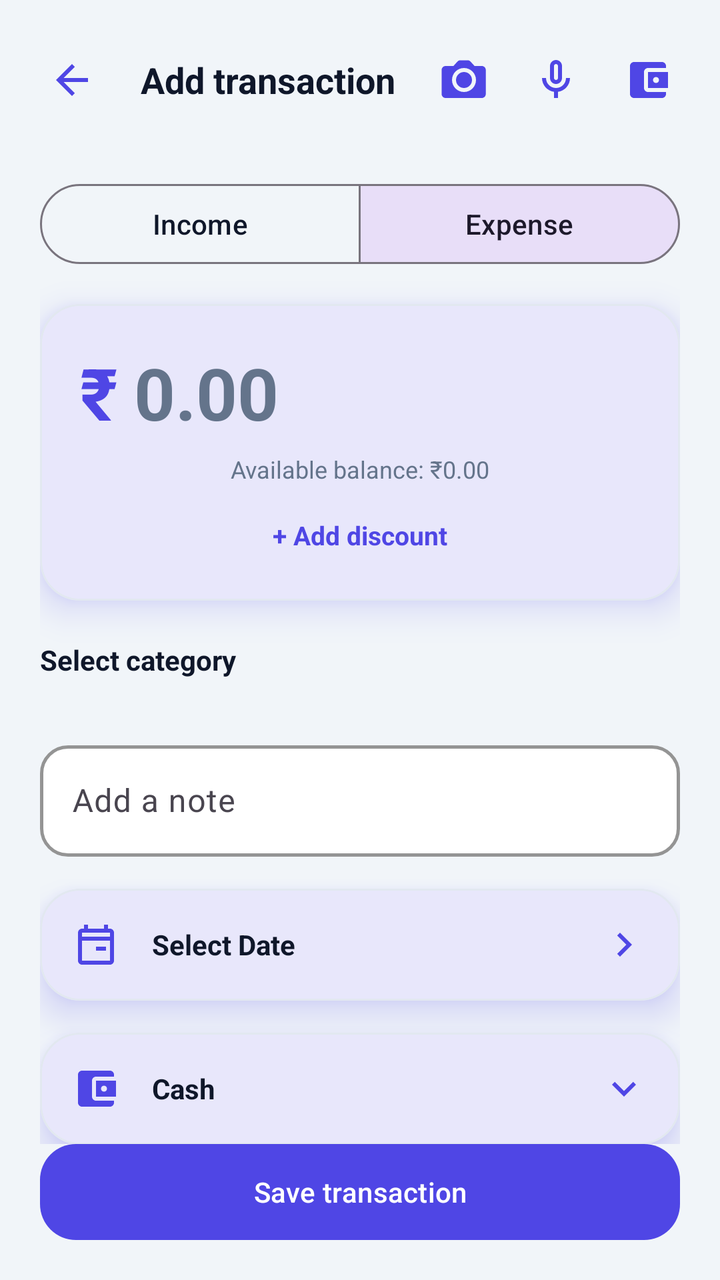
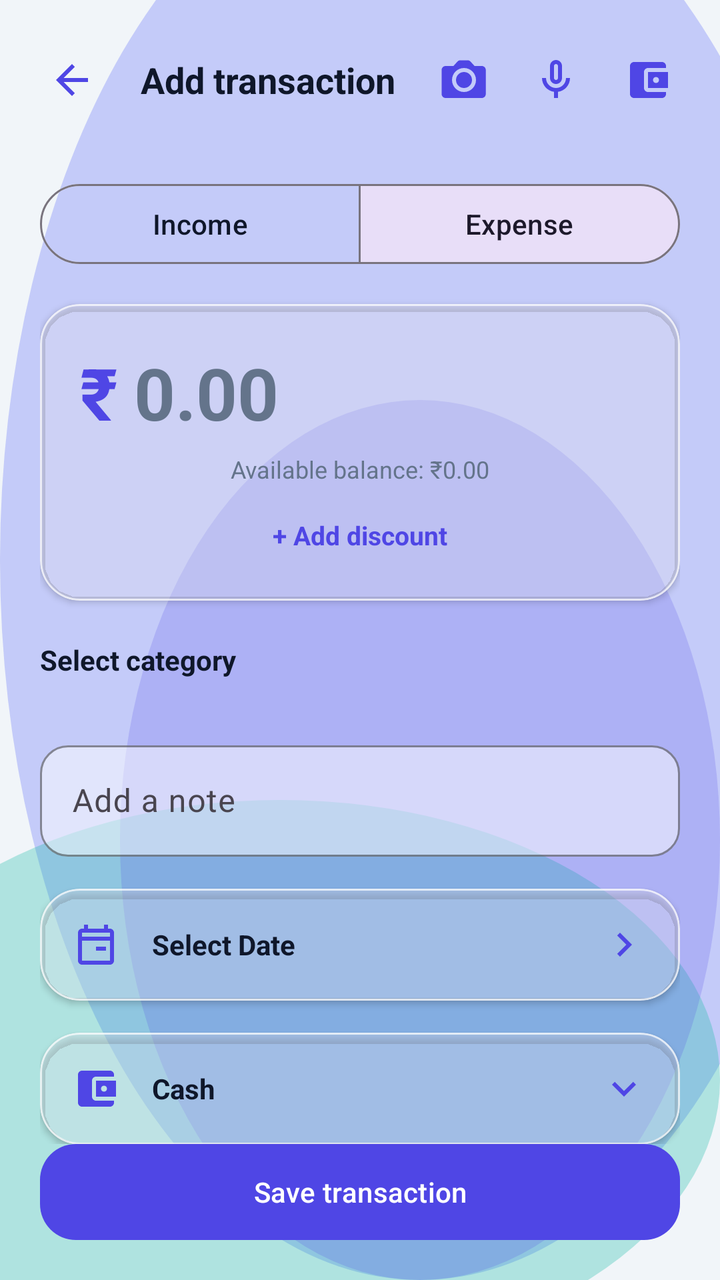

An Android layout rendered at two revisions. The XML below is the earlier revision; the diff shows what the commit changed to produce the second picture.
<!-- AndroidManifest.xml: application theme Theme.MoneyLens -->
<!-- res/layout/activity_add_transaction.xml -->
<?xml version="1.0" encoding="utf-8"?>
<androidx.constraintlayout.widget.ConstraintLayout xmlns:android="http://schemas.android.com/apk/res/android"
    xmlns:app="http://schemas.android.com/apk/res-auto"
    xmlns:tools="http://schemas.android.com/tools"
    android:layout_width="match_parent"
    android:layout_height="match_parent"
    android:background="@color/colorBackground">

    
    <RelativeLayout
        android:id="@+id/layoutAppBar"
        android:layout_width="match_parent"
        android:layout_height="56dp"
        android:layout_marginTop="12dp"
        android:paddingHorizontal="16dp"
        app:layout_constraintTop_toTopOf="parent">

        <ImageView
            android:id="@+id/btnBack"
            android:layout_width="40dp"
            android:layout_height="40dp"
            android:layout_centerVertical="true"
            android:padding="8dp"
            android:src="@drawable/ic_back"
            android:contentDescription="Back"
            android:background="?attr/selectableItemBackgroundBorderless" />

        
        <LinearLayout
            android:id="@+id/layoutActions"
            android:layout_width="wrap_content"
            android:layout_height="match_parent"
            android:layout_alignParentEnd="true"
            android:gravity="center_vertical"
            android:orientation="horizontal">

            <ImageView
                android:id="@+id/btnScanReceipt"
                android:layout_width="40dp"
                android:layout_height="40dp"
                android:padding="8dp"
                android:src="@drawable/ic_camera"
                app:tint="@color/colorPrimary"
                android:contentDescription="Scan receipt"
                android:background="?attr/selectableItemBackgroundBorderless" />

            <ImageView
                android:id="@+id/btnMic"
                android:layout_width="40dp"
                android:layout_height="40dp"
                android:layout_marginStart="6dp"
                android:padding="8dp"
                android:src="@drawable/ic_mic"
                app:tint="@color/colorPrimary"
                android:contentDescription="Voice input"
                android:tooltipText="@string/voice_language_hint"
                android:background="?attr/selectableItemBackgroundBorderless" />

            <ImageView
                android:id="@+id/btnCurrencySelector"
                android:layout_width="40dp"
                android:layout_height="40dp"
                android:layout_marginStart="6dp"
                android:padding="8dp"
                android:src="@drawable/ic_wallet"
                app:tint="@color/colorPrimary"
                android:contentDescription="Select currency"
                android:background="?attr/selectableItemBackgroundBorderless" />
        </LinearLayout>

        <TextView
            android:id="@+id/txtTitle"
            android:layout_width="match_parent"
            android:layout_height="wrap_content"
            android:layout_centerVertical="true"
            android:layout_toEndOf="@id/btnBack"
            android:layout_toStartOf="@id/layoutActions"
            android:layout_marginStart="8dp"
            android:layout_marginEnd="8dp"
            android:ellipsize="end"
            android:gravity="center"
            android:maxLines="1"
            android:text="@string/add_transaction"
            android:textColor="@color/colorTextPrimary"
            android:textSize="18sp"
            android:textStyle="bold" />
    </RelativeLayout>

    
    <androidx.core.widget.NestedScrollView
        android:layout_width="match_parent"
        android:layout_height="0dp"
        android:fillViewport="true"
        app:layout_constraintBottom_toTopOf="@+id/btnSaveTransaction"
        app:layout_constraintTop_toBottomOf="@+id/layoutAppBar">

        <LinearLayout
            android:layout_width="match_parent"
            android:layout_height="wrap_content"
            android:orientation="vertical"
            android:padding="20dp">

            
            <com.google.android.material.button.MaterialButtonToggleGroup
                android:id="@+id/toggleTypeGroup"
                android:layout_width="match_parent"
                android:layout_height="wrap_content"
                android:layout_marginBottom="16dp"
                app:checkedButton="@+id/btnToggleExpense"
                app:singleSelection="true">

                <com.google.android.material.button.MaterialButton
                    android:id="@+id/btnToggleIncome"
                    style="@style/Widget.Material3.Button.OutlinedButton"
                    android:layout_width="0dp"
                    android:layout_height="wrap_content"
                    android:layout_weight="1"
                    android:text="@string/income"
                    app:cornerRadius="20dp" />

                <com.google.android.material.button.MaterialButton
                    android:id="@+id/btnToggleExpense"
                    style="@style/Widget.Material3.Button.OutlinedButton"
                    android:layout_width="0dp"
                    android:layout_height="wrap_content"
                    android:layout_weight="1"
                    android:text="@string/expense"
                    app:cornerRadius="20dp" />
            </com.google.android.material.button.MaterialButtonToggleGroup>

            
            <com.google.android.material.card.MaterialCardView
                style="@style/ClayCard"
                android:layout_width="match_parent"
                android:layout_height="wrap_content"
                android:layout_marginBottom="20dp">

                <LinearLayout
                    android:layout_width="match_parent"
                    android:layout_height="wrap_content"
                    android:orientation="vertical"
                    android:padding="20dp"
                    android:gravity="center">

                    <LinearLayout
                        android:layout_width="match_parent"
                        android:layout_height="wrap_content"
                        android:gravity="center"
                        android:orientation="horizontal">

                        <TextView
                            android:id="@+id/txtCurrencySymbolLarge"
                            android:layout_width="wrap_content"
                            android:layout_height="wrap_content"
                            android:text="₹"
                            android:textColor="@color/colorPrimary"
                            android:textSize="36sp"
                            android:textStyle="bold"
                            android:layout_marginEnd="8dp" />

                        <com.google.android.material.textfield.TextInputEditText
                            android:id="@+id/etAmount"
                            android:layout_width="0dp"
                            android:layout_height="wrap_content"
                            android:layout_weight="1"
                            android:background="@android:color/transparent"
                            android:hint="@string/amount_hint"
                            android:inputType="numberDecimal"
                            android:textColor="@color/colorTextPrimary"
                            android:textSize="36sp"
                            android:textStyle="bold"
                            android:textColorHint="@color/colorTextSecondary"
                            android:gravity="center_vertical" />
                    </LinearLayout>

                    <TextView
                        android:id="@+id/txtAvailableBalanceHint"
                        android:layout_width="wrap_content"
                        android:layout_height="wrap_content"
                        android:layout_marginTop="6dp"
                        android:text="Available balance: ₹0.00"
                        android:textColor="@color/colorTextSecondary"
                        android:textSize="12sp" />

                    
                    <TextView
                        android:id="@+id/btnToggleDiscount"
                        android:layout_width="wrap_content"
                        android:layout_height="wrap_content"
                        android:layout_marginTop="12dp"
                        android:paddingVertical="4dp"
                        android:text="@string/discount_add"
                        android:textColor="@color/colorPrimary"
                        android:textSize="13sp"
                        android:textStyle="bold"
                        android:background="?attr/selectableItemBackground" />

                    <LinearLayout
                        android:id="@+id/layoutDiscount"
                        android:layout_width="match_parent"
                        android:layout_height="wrap_content"
                        android:orientation="vertical"
                        android:layout_marginTop="10dp"
                        android:visibility="gone">

                        <LinearLayout
                            android:layout_width="match_parent"
                            android:layout_height="wrap_content"
                            android:orientation="horizontal"
                            android:gravity="center_vertical">

                            <com.google.android.material.button.MaterialButtonToggleGroup
                                android:id="@+id/toggleDiscountMode"
                                android:layout_width="wrap_content"
                                android:layout_height="wrap_content"
                                app:singleSelection="true"
                                app:selectionRequired="true">

                                <com.google.android.material.button.MaterialButton
                                    android:id="@+id/btnDiscountPercent"
                                    style="?attr/materialButtonOutlinedStyle"
                                    android:layout_width="wrap_content"
                                    android:layout_height="42dp"
                                    android:minWidth="0dp"
                                    android:paddingHorizontal="14dp"
                                    android:insetTop="0dp"
                                    android:insetBottom="0dp"
                                    android:text="@string/discount_percent" />

                                <com.google.android.material.button.MaterialButton
                                    android:id="@+id/btnDiscountFlat"
                                    style="?attr/materialButtonOutlinedStyle"
                                    android:layout_width="wrap_content"
                                    android:layout_height="42dp"
                                    android:minWidth="0dp"
                                    android:paddingHorizontal="14dp"
                                    android:insetTop="0dp"
                                    android:insetBottom="0dp"
                                    android:text="@string/discount_flat" />
                            </com.google.android.material.button.MaterialButtonToggleGroup>

                            <com.google.android.material.textfield.TextInputEditText
                                android:id="@+id/etDiscount"
                                android:layout_width="0dp"
                                android:layout_height="wrap_content"
                                android:layout_weight="1"
                                android:layout_marginStart="12dp"
                                android:background="@android:color/transparent"
                                android:hint="@string/discount_hint"
                                android:inputType="numberDecimal"
                                android:textColor="@color/colorTextPrimary"
                                android:textColorHint="@color/colorTextSecondary"
                                android:textSize="18sp"
                                android:textStyle="bold" />
                        </LinearLayout>

                        <TextView
                            android:id="@+id/txtDiscountSummary"
                            android:layout_width="wrap_content"
                            android:layout_height="wrap_content"
                            android:layout_marginTop="6dp"
                            android:textColor="@color/colorSuccess"
                            android:textSize="12sp"
                            android:textStyle="bold"
                            android:visibility="gone" />
                    </LinearLayout>
                </LinearLayout>
            </com.google.android.material.card.MaterialCardView>

            
            <TextView
                android:layout_width="wrap_content"
                android:layout_height="wrap_content"
                android:layout_marginBottom="8dp"
                android:text="@string/select_category"
                android:textColor="@color/colorTextPrimary"
                android:textSize="14sp"
                android:textStyle="bold" />

            <androidx.recyclerview.widget.RecyclerView
                android:id="@+id/rvCategoryGrid"
                android:layout_width="match_parent"
                android:layout_height="wrap_content"
                android:layout_marginBottom="20dp"
                android:nestedScrollingEnabled="false"
                app:layoutManager="androidx.recyclerview.widget.GridLayoutManager"
                app:spanCount="4"
                tools:listitem="@layout/item_category_grid_cell" />

            
            <com.google.android.material.textfield.TextInputLayout
                android:id="@+id/tilNote"
                style="@style/ClayInput"
                android:layout_width="match_parent"
                android:layout_height="wrap_content"
                android:layout_marginBottom="16dp"
                android:hint="@string/add_note">

                <com.google.android.material.textfield.TextInputEditText
                    android:id="@+id/etNote"
                    android:layout_width="match_parent"
                    android:layout_height="wrap_content"
                    android:inputType="textShortMessage|textCapSentences"
                    android:textColor="@color/colorTextPrimary" />
            </com.google.android.material.textfield.TextInputLayout>

            
            <com.google.android.material.card.MaterialCardView
                android:id="@+id/cardDatePicker"
                style="@style/ClayCard"
                android:layout_width="match_parent"
                android:layout_height="wrap_content"
                android:layout_marginBottom="16dp"
                android:clickable="true"
                android:focusable="true">

                <RelativeLayout
                    android:layout_width="match_parent"
                    android:layout_height="wrap_content"
                    android:padding="16dp">

                    <ImageView
                        android:id="@+id/imgCalendarIcon"
                        android:layout_width="24dp"
                        android:layout_height="24dp"
                        android:layout_centerVertical="true"
                        android:src="@drawable/ic_calendar" />

                    <TextView
                        android:id="@+id/txtSelectedDate"
                        android:layout_width="wrap_content"
                        android:layout_height="wrap_content"
                        android:layout_centerVertical="true"
                        android:layout_marginStart="16dp"
                        android:layout_toEndOf="@+id/imgCalendarIcon"
                        android:text="Select Date"
                        android:textColor="@color/colorTextPrimary"
                        android:textSize="14sp"
                        android:textStyle="bold" />

                    <ImageView
                        android:layout_width="24dp"
                        android:layout_height="24dp"
                        android:layout_alignParentEnd="true"
                        android:layout_centerVertical="true"
                        android:src="@drawable/ic_chevron_right" />
                </RelativeLayout>
            </com.google.android.material.card.MaterialCardView>

            
            <com.google.android.material.card.MaterialCardView
                android:id="@+id/cardAccountSelector"
                style="@style/ClayCard"
                android:layout_width="match_parent"
                android:layout_height="wrap_content"
                android:layout_marginBottom="20dp"
                android:clickable="true"
                android:focusable="true">

                <RelativeLayout
                    android:layout_width="match_parent"
                    android:layout_height="wrap_content"
                    android:padding="16dp">

                    <ImageView
                        android:id="@+id/imgWalletIcon"
                        android:layout_width="24dp"
                        android:layout_height="24dp"
                        android:layout_centerVertical="true"
                        android:src="@drawable/ic_wallet" />

                    <TextView
                        android:id="@+id/txtSelectedAccount"
                        android:layout_width="wrap_content"
                        android:layout_height="wrap_content"
                        android:layout_centerVertical="true"
                        android:layout_marginStart="16dp"
                        android:layout_toEndOf="@+id/imgWalletIcon"
                        android:text="Cash"
                        android:textColor="@color/colorTextPrimary"
                        android:textSize="14sp"
                        android:textStyle="bold" />

                    <ImageView
                        android:layout_width="24dp"
                        android:layout_height="24dp"
                        android:layout_alignParentEnd="true"
                        android:layout_centerVertical="true"
                        android:src="@drawable/ic_chevron_down" />
                </RelativeLayout>
            </com.google.android.material.card.MaterialCardView>

        </LinearLayout>
    </androidx.core.widget.NestedScrollView>

    
    <com.google.android.material.button.MaterialButton
        android:id="@+id/btnSaveTransaction"
        style="@style/ClayButton"
        android:layout_width="match_parent"
        android:layout_height="wrap_content"
        android:layout_margin="20dp"
        android:text="@string/save_transaction"
        app:layout_constraintBottom_toBottomOf="parent"
        app:layout_constraintEnd_toEndOf="parent"
        app:layout_constraintStart_toStartOf="parent" />

    
    <FrameLayout
        android:id="@+id/loaderOverlay"
        android:layout_width="match_parent"
        android:layout_height="match_parent"
        android:background="@color/colorScrim"
        android:visibility="gone"
        app:layout_constraintBottom_toBottomOf="parent"
        app:layout_constraintEnd_toEndOf="parent"
        app:layout_constraintStart_toStartOf="parent"
        app:layout_constraintTop_toTopOf="parent">

        <ProgressBar
            android:layout_width="wrap_content"
            android:layout_height="wrap_content"
            android:layout_gravity="center"
            android:indeterminateTint="@color/colorPrimary" />
    </FrameLayout>

</androidx.constraintlayout.widget.ConstraintLayout>
<!-- res/layout/item_category_grid_cell.xml (included above) -->
<?xml version="1.0" encoding="utf-8"?>
<LinearLayout xmlns:android="http://schemas.android.com/apk/res/android"
    xmlns:app="http://schemas.android.com/apk/res-auto"
    android:layout_width="match_parent"
    android:layout_height="wrap_content"
    android:gravity="center"
    android:orientation="vertical"
    android:padding="8dp">

    
    <com.google.android.material.card.MaterialCardView
        android:id="@+id/cardCategoryIcon"
        style="@style/ClayCard"
        android:layout_width="60dp"
        android:layout_height="60dp"
        app:cardCornerRadius="18dp"
        app:cardElevation="2dp"
        app:strokeColor="@color/colorCardBorder"
        app:strokeWidth="1dp"
        android:clickable="false"
        android:focusable="false">

        <FrameLayout
            android:id="@+id/layoutIconCircle"
            android:layout_width="match_parent"
            android:layout_height="match_parent"
            android:background="@color/colorSurface">

            <TextView
                android:id="@+id/txtCategoryEmoji"
                android:layout_width="wrap_content"
                android:layout_height="wrap_content"
                android:layout_gravity="center"
                android:text="🍔"
                android:textSize="22sp" />
        </FrameLayout>
    </com.google.android.material.card.MaterialCardView>

    
    <TextView
        android:id="@+id/txtCategoryName"
        android:layout_width="wrap_content"
        android:layout_height="wrap_content"
        android:layout_marginTop="6dp"
        android:ellipsize="end"
        android:maxLines="1"
        android:text="Food"
        android:textColor="@color/colorTextSecondary"
        android:textSize="11sp"
        android:gravity="center" />

</LinearLayout>
<!-- resources referenced by this layout -->
<resources>
  <style name="ClayButton" parent="Widget.Material3.Button">
          <item name="cornerRadius">@dimen/clay_button_radius</item>
          <item name="android:paddingVertical">14dp</item>
          <item name="backgroundTint">@color/colorPrimary</item>
          <item name="android:textColor">@color/colorOnPrimary</item>
          <item name="iconTint">@color/colorOnPrimary</item>
          <item name="android:elevation">6dp</item>
          <item name="android:outlineSpotShadowColor" tools:targetApi="p">@color/colorPrimaryShadow</item>
          <item name="android:insetTop">0dp</item>
          <item name="android:insetBottom">0dp</item>
      </style>
  <style name="ClayCard" parent="Widget.Material3.CardView.Elevated">
          <item name="cardCornerRadius">@dimen/clay_card_radius</item>
          <item name="cardElevation">10dp</item>
          <item name="android:stateListAnimator">@null</item>
          <item name="strokeColor">@color/colorCardBorder</item>
          <item name="strokeWidth">1dp</item>
          <item name="cardBackgroundColor">@color/colorSurface</item>
          <item name="android:outlineSpotShadowColor" tools:targetApi="p">@color/colorPrimary</item>
          <item name="android:outlineAmbientShadowColor" tools:targetApi="p">@color/colorPrimary</item>
      </style>
  <style name="ClayInput" parent="Widget.Material3.TextInputLayout.OutlinedBox">
          <item name="boxCornerRadiusTopStart">@dimen/clay_input_radius</item>
          <item name="boxCornerRadiusTopEnd">@dimen/clay_input_radius</item>
          <item name="boxCornerRadiusBottomStart">@dimen/clay_input_radius</item>
          <item name="boxCornerRadiusBottomEnd">@dimen/clay_input_radius</item>
          <item name="boxStrokeColor">@color/colorCardBorder</item>
          <item name="boxStrokeWidth">1.5dp</item>
          <item name="boxStrokeWidthFocused">2.5dp</item>
          <item name="boxBackgroundColor">@color/colorSurface</item>
          <item name="hintTextColor">@color/colorPrimary</item>
      </style>
  <color name="colorPrimaryShadow">#3730A3</color>
  <style name="Base.Theme.MoneyLens" parent="Theme.Material3.Light.NoActionBar">
          
          <item name="colorPrimary">@color/colorPrimary</item>
          <item name="colorOnPrimary">@color/colorOnPrimary</item>
          <item name="colorSecondary">@color/colorSecondary</item>
          <item name="colorError">@color/colorDanger</item>
          <item name="android:windowBackground">@color/colorBackground</item>
          <item name="colorSurface">@color/colorSurface</item>
          <item name="android:colorBackground">@color/colorBackground</item>
          <item name="colorOnSurface">@color/colorTextPrimary</item>
  
          
          <item name="android:statusBarColor">@color/colorBackground</item>
          <item name="android:windowLightStatusBar" tools:targetApi="m">true</item>
          <item name="android:navigationBarColor">@color/colorBackground</item>
      </style>
  <!-- unchanged entries left out for length: 34 -->
</resources>

<!-- the commit's change to res/layout/activity_add_transaction.xml (unified diff, before → after) -->
@@ -4,7 +4,7 @@
     xmlns:tools="http://schemas.android.com/tools"
     android:layout_width="match_parent"
     android:layout_height="match_parent"
-    android:background="@color/colorBackground">
+    android:background="@drawable/bg_mesh_gradient">
 
     
     <RelativeLayout
@@ -452,7 +452,7 @@
             android:id="@+id/layoutIconCircle"
             android:layout_width="match_parent"
             android:layout_height="match_parent"
-            android:background="@color/colorSurface">
+            android:background="@drawable/bg_glass_card">
 
             <TextView
                 android:id="@+id/txtCategoryEmoji"
<!-- resource entries referenced after the edit -->
@@ -1,40 +1,81 @@
 <!-- resources referenced by this layout -->
 <resources>
+  <!-- drawable bg_glass_card (drawable) -->
+  <?xml version="1.0" encoding="utf-8"?>
+  <shape xmlns:android="http://schemas.android.com/apk/res/android"
+      android:shape="rectangle">
+      <solid android:color="@color/glassCardBg" />
+      <corners android:radius="20dp" />
+      <stroke android:width="1dp" android:color="@color/glassCardBorder" />
+  </shape>
+  <!-- drawable bg_mesh_gradient (drawable) -->
+  <?xml version="1.0" encoding="utf-8"?>
+  <layer-list xmlns:android="http://schemas.android.com/apk/res/android">
+      
+      <item>
+          <shape android:shape="rectangle">
+              <solid android:color="@color/colorBackground" />
+          </shape>
+      </item>
+      
+      <item android:top="-80dp" android:right="-60dp">
+          <shape android:shape="oval">
+              <solid android:color="@color/glassMeshOrb1" />
+              <size android:width="280dp" android:height="280dp" />
+          </shape>
+      </item>
+      
+      <item android:bottom="-40dp" android:left="-80dp" android:top="400dp">
+          <shape android:shape="oval">
+              <solid android:color="@color/glassMeshOrb2" />
+              <size android:width="240dp" android:height="240dp" />
+          </shape>
+      </item>
+      
+      <item android:top="200dp" android:left="60dp">
+          <shape android:shape="oval">
+              <solid android:color="@color/glassMeshOrb3" />
+              <size android:width="200dp" android:height="200dp" />
+          </shape>
+      </item>
+  </layer-list>
   <style name="ClayButton" parent="Widget.Material3.Button">
           <item name="cornerRadius">@dimen/clay_button_radius</item>
           <item name="android:paddingVertical">14dp</item>
           <item name="backgroundTint">@color/colorPrimary</item>
           <item name="android:textColor">@color/colorOnPrimary</item>
           <item name="iconTint">@color/colorOnPrimary</item>
-          <item name="android:elevation">6dp</item>
-          <item name="android:outlineSpotShadowColor" tools:targetApi="p">@color/colorPrimaryShadow</item>
+          <item name="android:elevation">4dp</item>
           <item name="android:insetTop">0dp</item>
           <item name="android:insetBottom">0dp</item>
       </style>
   <style name="ClayCard" parent="Widget.Material3.CardView.Elevated">
           <item name="cardCornerRadius">@dimen/clay_card_radius</item>
-          <item name="cardElevation">10dp</item>
+          <item name="cardElevation">2dp</item>
           <item name="android:stateListAnimator">@null</item>
-          <item name="strokeColor">@color/colorCardBorder</item>
+          <item name="strokeColor">@color/glassCardBorder</item>
           <item name="strokeWidth">1dp</item>
-          <item name="cardBackgroundColor">@color/colorSurface</item>
-          <item name="android:outlineSpotShadowColor" tools:targetApi="p">@color/colorPrimary</item>
-          <item name="android:outlineAmbientShadowColor" tools:targetApi="p">@color/colorPrimary</item>
+          <item name="cardBackgroundColor">@color/glassCardBg</item>
       </style>
   <style name="ClayInput" parent="Widget.Material3.TextInputLayout.OutlinedBox">
           <item name="boxCornerRadiusTopStart">@dimen/clay_input_radius</item>
           <item name="boxCornerRadiusTopEnd">@dimen/clay_input_radius</item>
           <item name="boxCornerRadiusBottomStart">@dimen/clay_input_radius</item>
           <item name="boxCornerRadiusBottomEnd">@dimen/clay_input_radius</item>
-          <item name="boxStrokeColor">@color/colorCardBorder</item>
-          <item name="boxStrokeWidth">1.5dp</item>
-          <item name="boxStrokeWidthFocused">2.5dp</item>
-          <item name="boxBackgroundColor">@color/colorSurface</item>
+          <item name="boxStrokeColor">@color/glassInputBorder</item>
+          <item name="boxStrokeWidth">1dp</item>
+          <item name="boxStrokeWidthFocused">2dp</item>
+          <item name="boxBackgroundColor">@color/glassInputBg</item>
           <item name="hintTextColor">@color/colorPrimary</item>
       </style>
-  <color name="colorPrimaryShadow">#3730A3</color>
+  <color name="glassCardBg">#8CFFFFFF</color>
+  <color name="glassCardBorder">#B3FFFFFF</color>
+  <color name="glassMeshOrb1">#66818CF8</color>
+  <color name="glassMeshOrb2">#4D14B8A6</color>
+  <color name="glassMeshOrb3">#334F46E5</color>
+  <color name="glassInputBorder">#A6FFFFFF</color>
+  <color name="glassInputBg">#80FFFFFF</color>
   <style name="Base.Theme.MoneyLens" parent="Theme.Material3.Light.NoActionBar">
-          
           <item name="colorPrimary">@color/colorPrimary</item>
           <item name="colorOnPrimary">@color/colorOnPrimary</item>
           <item name="colorSecondary">@color/colorSecondary</item>
@@ -45,9 +86,10 @@
           <item name="colorOnSurface">@color/colorTextPrimary</item>
   
           
-          <item name="android:statusBarColor">@color/colorBackground</item>
+          <item name="android:statusBarColor">@android:color/transparent</item>
           <item name="android:windowLightStatusBar" tools:targetApi="m">true</item>
-          <item name="android:navigationBarColor">@color/colorBackground</item>
+          <item name="android:navigationBarColor">@android:color/transparent</item>
+          <item name="android:windowDrawsSystemBarBackgrounds">true</item>
       </style>
   <!-- unchanged entries left out for length: 34 -->
 </resources>
